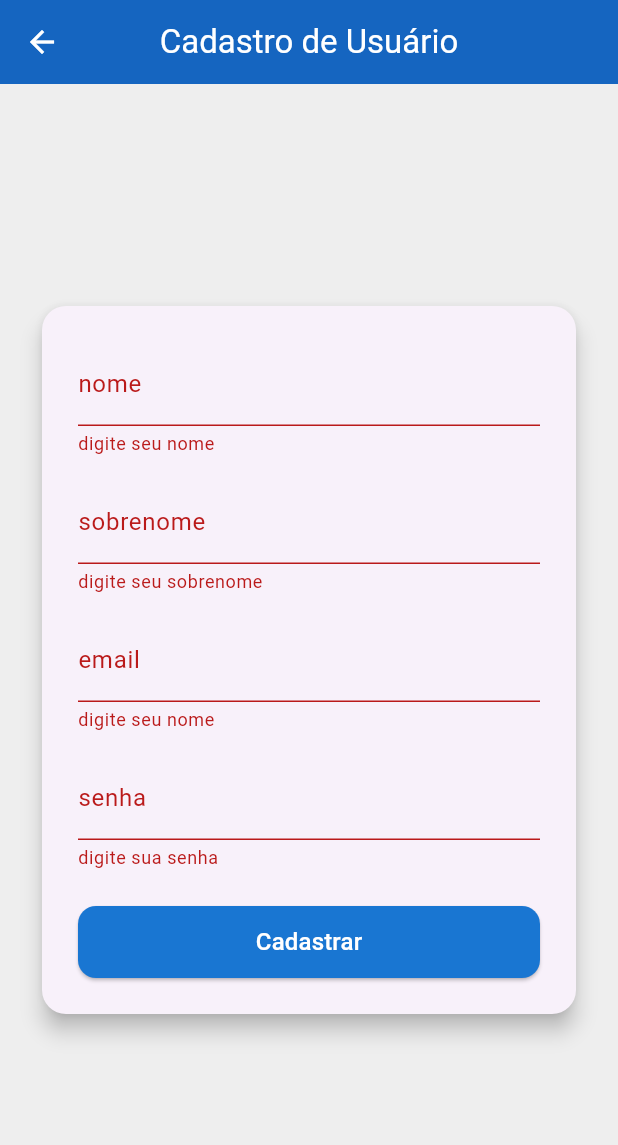
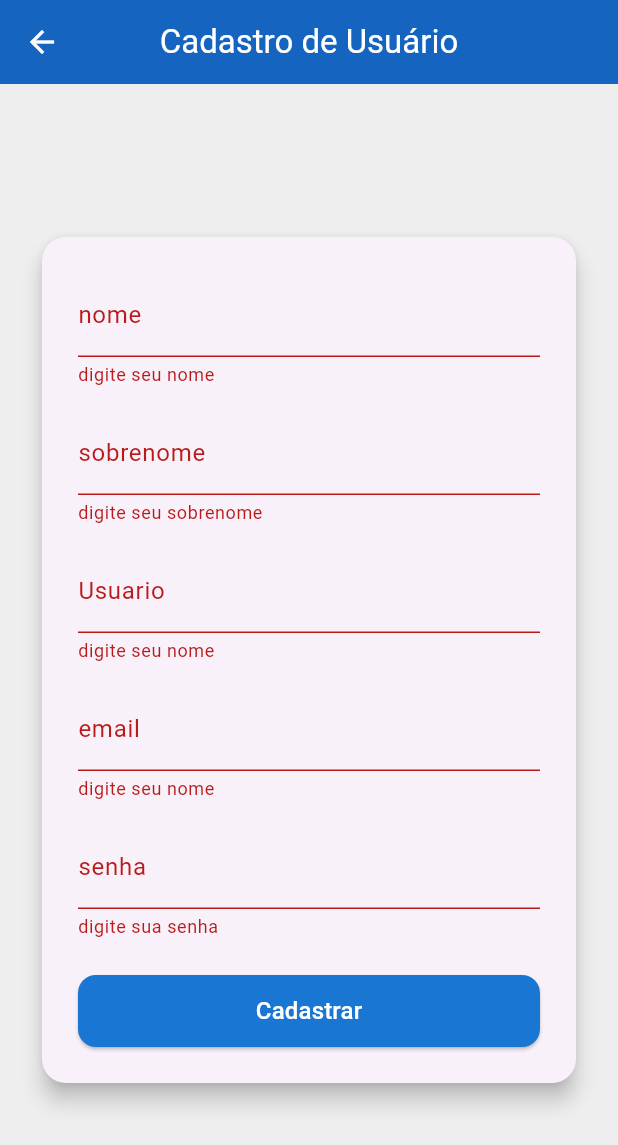
Before and after one commit to RyanGabriel19/Projeto-AppDoor, a Flutter app: the Cadastro screen opened directly, after a tap on "Cadastrar", on a phone screen of 412 x 824 dp. Shown: the top 1145 px of the screen. Run offline on Flutter 3.47's test engine with Material 3 defaults, Android fonts, the light colour scheme and no system bars; our stand-ins replace flutter_bluetooth_serial.

Commit message:
Cadastro/login prontos

```diff
--- a/frontend/lib/pages/HomePage.dart
+++ b/frontend/lib/pages/HomePage.dart
@@ -28,8 +28,10 @@ class _HomePageState extends State<HomePage> {
         onTap: _onItemTapped,
         items: const [
           BottomNavigationBarItem(
+
             icon: Icon(Icons.bluetooth),
             label: 'Controle',
+
           ),
           BottomNavigationBarItem(icon: Icon(Icons.list), label: 'Funções'),
           BottomNavigationBarItem(
--- a/frontend/lib/pages/cadastro.dart
+++ b/frontend/lib/pages/cadastro.dart
@@ -1,14 +1,15 @@
 import 'package:flutter/material.dart';
-import 'package:frontend/model/models_Usuarios.dart';
+import 'package:frontend/pages/login.dart';
+
 // ignore: depend_on_referenced_packages
 import 'package:frontend/pages/widgets_cadastro/nome.dart';
+import 'package:frontend/pages/widgets_cadastro/usuario.dart';
 
 import 'package:frontend/pages/widgets_cadastro/sobrenome.dart';
 import 'package:frontend/pages/widgets_cadastro/email.dart';
 import 'package:frontend/pages/widgets_cadastro/senha.dart';
-import 'package:frontend/pages/HomePage.dart';
+// import 'package:frontend/pages/HomePage.dart';
 import 'package:frontend/services/ApiCadastro.dart';
-
 
 class Cadastro extends StatefulWidget {
   const Cadastro({super.key});
@@ -22,6 +23,7 @@ class _CadastroState extends State<Cadastro> {
 
   final nomeController = TextEditingController();
   final sobrenomeController = TextEditingController();
+  final usuarioController = TextEditingController();
   final emailController = TextEditingController();
   final senhaController = TextEditingController();
 
@@ -29,6 +31,7 @@ class _CadastroState extends State<Cadastro> {
   void dispose() {
     nomeController.dispose();
     sobrenomeController.dispose();
+    usuarioController.dispose();
     emailController.dispose();
     senhaController.dispose();
     super.dispose();
@@ -36,27 +39,30 @@ class _CadastroState extends State<Cadastro> {
 
   void _cadastrar() async {
     if (_formKey.currentState!.validate()) {
-    final sucesso = await ApiCadastro.cadastrarUsuario(
+      final erro = await ApiCadastro.cadastrarUsuario(
         nome: nomeController.text,
         sobrenome: sobrenomeController.text,
+        usuario: usuarioController.text,
         email: emailController.text,
         senha: senhaController.text,
       );
 
-    if (sucesso) {
+      if (erro == null) {
+        // Sucesso
         ScaffoldMessenger.of(context).showSnackBar(
           const SnackBar(content: Text('Cadastro realizado com sucesso!')),
         );
         Future.delayed(const Duration(seconds: 1), () {
           Navigator.pushReplacement(
             context,
-          MaterialPageRoute(builder: (context) => HomePage()),
+            MaterialPageRoute(builder: (context) => LoginPage()),
           );
         });
       } else {
-      ScaffoldMessenger.of(context).showSnackBar(
-        const SnackBar(content: Text('Erro ao cadastrar usuário.')),
-      );
+        // Mostra mensagem de erro que veio da API
+        ScaffoldMessenger.of(
+          context,
+        ).showSnackBar(SnackBar(content: Text(erro)));
       }
     }
   }
@@ -88,6 +94,8 @@ class _CadastroState extends State<Cadastro> {
                     nome(controller: nomeController),
                     const SizedBox(height: 16),
                     sobrenome(controller: sobrenomeController),
+                    const SizedBox(height: 16),
+                    usuario(controller: usuarioController),
                     const SizedBox(height: 16),
                     email(controller: emailController),
                     const SizedBox(height: 16),
--- /dev/null
+++ b/frontend/lib/pages/widgets_cadastro/usuario.dart
@@ -0,0 +1,21 @@
+import 'package:flutter/material.dart';
+
+class usuario extends StatelessWidget {
+  final TextEditingController controller;
+
+  const usuario({super.key, required this.controller});
+
+  @override
+  Widget build(BuildContext context) {
+    return TextFormField(
+      controller: controller,
+      decoration: const InputDecoration(labelText: "Usuario"),
+      validator: (value) {
+        if (value == null || value.isEmpty) {
+          return "digite seu nome";
+        }
+        return null;
+      },
+    );
+  }
+}
--- a/frontend/lib/services/ApiCadastro.dart
+++ b/frontend/lib/services/ApiCadastro.dart
@@ -4,13 +4,14 @@ import 'package:http/http.dart' as http;
 class ApiCadastro {
   static const String baseUrl = 'http://192.168.0.5:3000';
 
-  static Future<bool> cadastrarUsuario({
+  static Future<String?> cadastrarUsuario({
     required String nome,
     required String sobrenome,
+    required String usuario,
     required String email,
     required String senha,
   }) async {
-    final url = Uri.parse('$baseUrl/cadastro');
+    final url = Uri.parse('$baseUrl/usuarios/cadastrar');
 
     final response = await http.post(
       url,
@@ -18,11 +19,17 @@ class ApiCadastro {
       body: jsonEncode({
         'nome': nome,
         'sobrenome': sobrenome,
+        'usuario': usuario,
         'email': email,
         'senha': senha,
       }),
     );
     // Retorna true se o status code for 200 (OK) ou 201 (Created)
-    return response.statusCode == 200 || response.statusCode == 201;
+    if (response.statusCode == 200 || response.statusCode == 201) {
+      return null; // sucesso
+    } else {
+      final body = jsonDecode(response.body);
+      return body['error'] ?? 'Erro desconhecido';
+    }
   }
 }
--- a/frontend/pubspec.yaml
+++ b/frontend/pubspec.yaml
@@ -31,6 +31,7 @@ dependencies:
   flutter:
     sdk: flutter
   http: ^0.13.6
+  flutter_bluetooth_serial: ^0.4.0
 
   # The following adds the Cupertino Icons font to your application.
   # Use with the CupertinoIcons class for iOS style icons.
```
Also changed, not shown: frontend/lib/pages/bluetooth.dart (added, +132 -0 lines), frontend/lib/pages/login.dart (+19 -10 lines), frontend/lib/pages/telaControle.dart (+9 -1 lines), frontend/lib/services/ApiLogin.dart (+7 -6 lines), frontend/pubspec.lock, 3 other files. Lines whose indentation alone changed are shown as unchanged.
